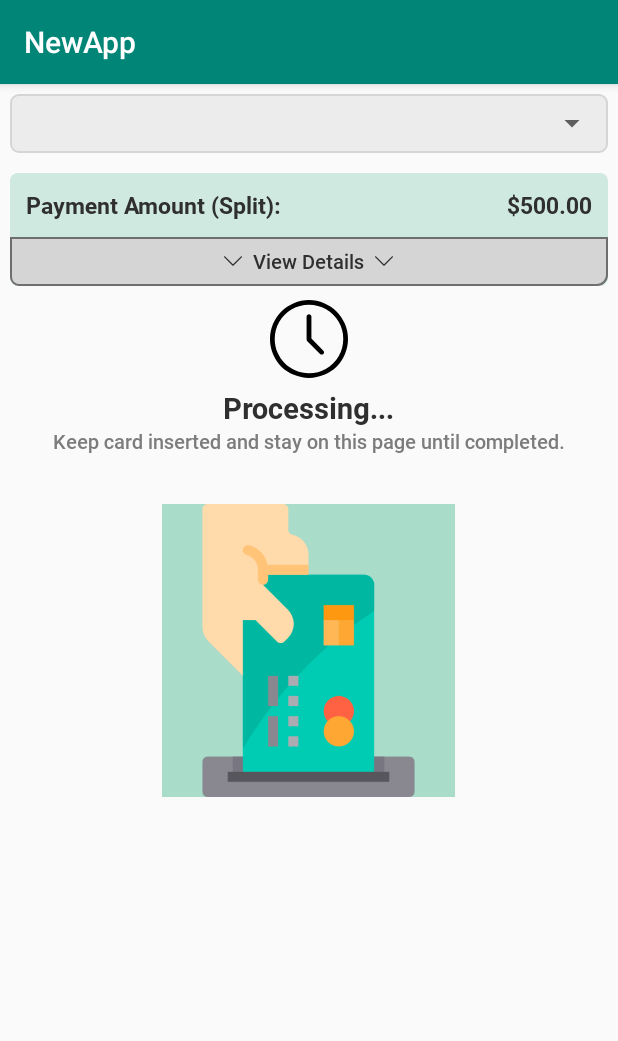
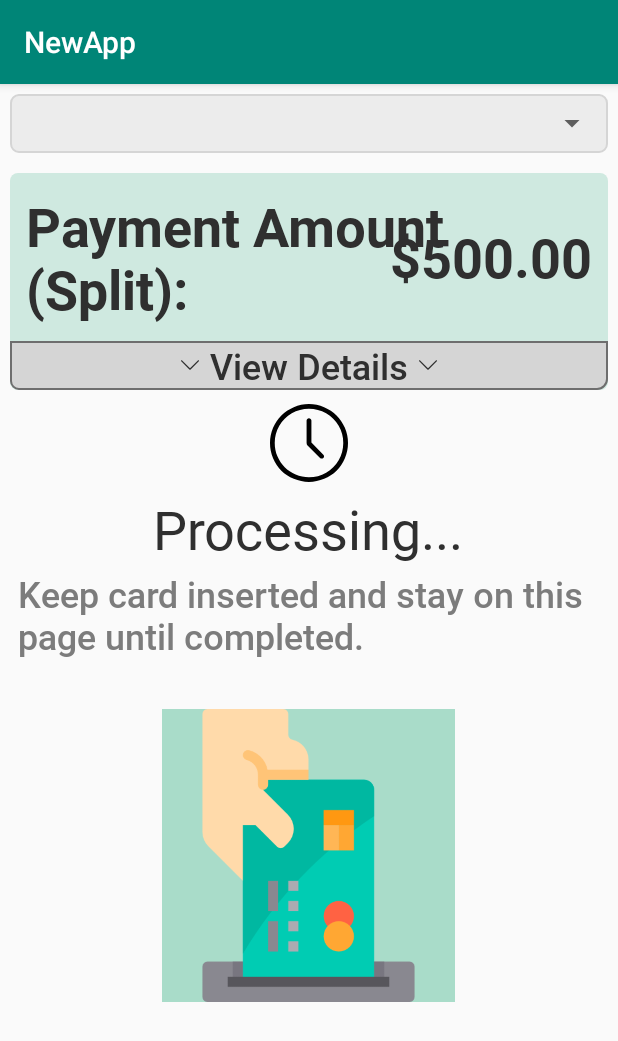
Before and after one commit to GondaSridhar007/NewPaymentApp, an Android app: the fragment SplitPaymentFragment placed in its activity, on a phone screen of 412 x 824 dp. Shown: the top 1041 px of the screen. Run offline under Robolectric (Android 15) with nearby library versions, the phone set to English and light mode, and no system bars; our stand-ins replace sdp/ssp sizes.

Commit message:
changes are done

```diff
--- a/app/src/main/res/layout/fragment_split_payment.xml
+++ b/app/src/main/res/layout/fragment_split_payment.xml
@@ -24,7 +24,7 @@
                 android:fontFamily="@font/roboto_bold"
                 android:text="Payment Amount (Split):"
                 android:textColor="#2F2F2F"
-                android:textSize="@dimen/_12sdp" />
+                android:textSize="36dp" />
 
             <TextView
                 android:layout_width="wrap_content"
@@ -35,7 +35,7 @@
                 android:fontFamily="@font/roboto_bold"
                 android:text="$500.00"
                 android:textColor="#2F2F2F"
-                android:textSize="@dimen/_12sdp" />
+                android:textSize="36dp" />
         </RelativeLayout>
 
         <LinearLayout
@@ -64,10 +64,10 @@
                         android:layout_width="wrap_content"
                         android:layout_height="wrap_content"
                         android:layout_margin="@dimen/_5ssp"
-                        android:fontFamily="@font/roboto_medium"
+                        android:fontFamily="@font/roboto_regular"
                         android:text="Labor Charge"
                         android:textColor="#303030"
-                        android:textSize="@dimen/_9sdp" />
+                        android:textSize="24dp" />
                 </LinearLayout>
 
                 <LinearLayout
@@ -81,10 +81,10 @@
                         android:layout_width="wrap_content"
                         android:layout_height="wrap_content"
                         android:layout_margin="@dimen/_5ssp"
-                        android:fontFamily="@font/roboto_medium"
+                        android:fontFamily="@font/roboto_regular"
                         android:text="$218.00"
                         android:textColor="#303030"
-                        android:textSize="@dimen/_9sdp" />
+                        android:textSize="24dp" />
                 </LinearLayout>
             </LinearLayout>
 
@@ -105,10 +105,10 @@
                         android:layout_width="wrap_content"
                         android:layout_height="wrap_content"
                         android:layout_margin="@dimen/_5ssp"
-                        android:fontFamily="@font/roboto_medium"
+                        android:fontFamily="@font/roboto_regular"
                         android:text="Fuel Charge"
                         android:textColor="#303030"
-                        android:textSize="@dimen/_9sdp" />
+                        android:textSize="24dp" />
                 </LinearLayout>
 
                 <LinearLayout
@@ -122,10 +122,10 @@
                         android:layout_width="wrap_content"
                         android:layout_height="wrap_content"
                         android:layout_margin="@dimen/_5ssp"
-                        android:fontFamily="@font/roboto_medium"
+                        android:fontFamily="@font/roboto_regular"
                         android:text="$45.78"
                         android:textColor="#303030"
-                        android:textSize="@dimen/_9sdp" />
+                        android:textSize="24dp" />
                 </LinearLayout>
             </LinearLayout>
 
@@ -146,10 +146,10 @@
                         android:layout_width="wrap_content"
                         android:layout_height="wrap_content"
                         android:layout_margin="@dimen/_5ssp"
-                        android:fontFamily="@font/roboto_medium"
+                        android:fontFamily="@font/roboto_regular"
                         android:text="Travel Time Charge"
                         android:textColor="#303030"
-                        android:textSize="@dimen/_9sdp" />
+                        android:textSize="24dp" />
                 </LinearLayout>
 
                 <LinearLayout
@@ -163,10 +163,10 @@
                         android:layout_width="wrap_content"
                         android:layout_height="wrap_content"
                         android:layout_margin="@dimen/_5ssp"
-                        android:fontFamily="@font/roboto_medium"
+                        android:fontFamily="@font/roboto_regular"
                         android:text="$109.00"
                         android:textColor="#303030"
-                        android:textSize="@dimen/_9sdp" />
+                        android:textSize="24dp" />
                 </LinearLayout>
             </LinearLayout>
 
@@ -187,10 +187,10 @@
                         android:layout_width="wrap_content"
                         android:layout_height="wrap_content"
                         android:layout_margin="@dimen/_5ssp"
-                        android:fontFamily="@font/roboto_bold"
+                        android:fontFamily="@font/roboto_regular"
                         android:text="Total Charges"
                         android:textColor="#303030"
-                        android:textSize="@dimen/_9sdp" />
+                        android:textSize="24dp" />
                 </LinearLayout>
 
                 <LinearLayout
@@ -204,10 +204,10 @@
                         android:layout_width="wrap_content"
                         android:layout_height="wrap_content"
                         android:layout_margin="@dimen/_5ssp"
-                        android:fontFamily="@font/roboto_bold"
+                        android:fontFamily="@font/roboto_regular"
                         android:text="$372.78"
                         android:textColor="#303030"
-                        android:textSize="@dimen/_9sdp" />
+                        android:textSize="24dp" />
                 </LinearLayout>
             </LinearLayout>
 
@@ -235,10 +235,10 @@
                         android:layout_width="wrap_content"
                         android:layout_height="wrap_content"
                         android:layout_margin="@dimen/_5ssp"
-                        android:fontFamily="@font/roboto_medium"
+                        android:fontFamily="@font/roboto_bold"
                         android:text="Payment"
                         android:textColor="@color/colorMainTxt"
-                        android:textSize="@dimen/_9sdp" />
+                        android:textSize="24dp" />
                 </LinearLayout>
 
                 <LinearLayout
@@ -252,10 +252,10 @@
                         android:layout_width="wrap_content"
                         android:layout_height="wrap_content"
                         android:layout_margin="@dimen/_5ssp"
-                        android:fontFamily="@font/roboto_medium"
+                        android:fontFamily="@font/roboto_bold"
                         android:text="$100.00"
                         android:textColor="@color/colorMainTxt"
-                        android:textSize="@dimen/_9sdp" />
+                        android:textSize="24dp" />
                 </LinearLayout>
             </LinearLayout>
 
@@ -276,10 +276,10 @@
                         android:layout_width="wrap_content"
                         android:layout_height="wrap_content"
                         android:layout_margin="@dimen/_5ssp"
-                        android:fontFamily="@font/roboto_medium"
+                        android:fontFamily="@font/roboto_regular"
                         android:text="Discount"
                         android:textColor="#303030"
-                        android:textSize="@dimen/_9sdp" />
+                        android:textSize="24dp" />
                 </LinearLayout>
 
                 <LinearLayout
@@ -293,10 +293,10 @@
                         android:layout_width="wrap_content"
                         android:layout_height="wrap_content"
                         android:layout_margin="@dimen/_5ssp"
-                        android:fontFamily="@font/roboto_medium"
+                        android:fontFamily="@font/roboto_regular"
                         android:text="$0.00"
                         android:textColor="#303030"
-                        android:textSize="@dimen/_9sdp" />
+                        android:textSize="24dp" />
                 </LinearLayout>
             </LinearLayout>
 
@@ -320,7 +320,7 @@
                         android:fontFamily="@font/roboto_bold"
                         android:text="Balance Due"
                         android:textColor="#303030"
-                        android:textSize="@dimen/_9sdp" />
+                        android:textSize="24dp" />
                 </LinearLayout>
 
                 <LinearLayout
@@ -337,7 +337,7 @@
                         android:fontFamily="@font/roboto_bold"
                         android:text="$272.78"
                         android:textColor="#303030"
-                        android:textSize="@dimen/_9sdp" />
+                        android:textSize="24dp" />
                 </LinearLayout>
             </LinearLayout>
 
@@ -361,10 +361,10 @@
                         android:layout_width="wrap_content"
                         android:layout_height="wrap_content"
                         android:layout_margin="@dimen/_5ssp"
-                        android:fontFamily="@font/roboto_medium"
+                        android:fontFamily="@font/roboto_regular"
                         android:text="To Bill to CC"
                         android:textColor="#303030"
-                        android:textSize="@dimen/_9sdp" />
+                        android:textSize="24dp" />
                 </LinearLayout>
 
                 <LinearLayout
@@ -381,10 +381,10 @@
                         android:layout_width="wrap_content"
                         android:layout_height="wrap_content"
                         android:layout_margin="@dimen/_5ssp"
-                        android:fontFamily="@font/roboto_medium"
+                        android:fontFamily="@font/roboto_regular"
                         android:text="$100.00"
                         android:textColor="#303030"
-                        android:textSize="@dimen/_9sdp" />
+                        android:textSize="24dp" />
                 </LinearLayout>
             </LinearLayout>
         </LinearLayout>
@@ -413,7 +413,7 @@
                 android:fontFamily="@font/roboto_medium"
                 android:text="View Details"
                 android:textColor="#2F2F2F"
-                android:textSize="@dimen/_10sdp" />
+                android:textSize="24dp" />
 
             <ImageView
                 android:id="@+id/imaArrow2"
@@ -565,7 +565,8 @@
         android:layout_height="wrap_content"
         android:layout_margin="@dimen/_2ssp"
         android:gravity="center_horizontal"
-        android:orientation="vertical">
+        android:orientation="vertical"
+        android:visibility="gone">
 
         <ImageView
             android:layout_width="@dimen/_40sdp"
@@ -576,19 +577,22 @@
         <TextView
             android:layout_width="wrap_content"
             android:layout_height="wrap_content"
-            android:fontFamily="@font/roboto_bold"
+            android:fontFamily="@font/roboto_regular"
             android:text="Processing..."
             android:textColor="#2F2F2F"
-            android:textSize="@dimen/_15sdp" />
+            android:textSize="36dp" />
 
         <TextView
             android:layout_width="wrap_content"
             android:layout_height="wrap_content"
+            android:layout_marginStart="@dimen/_2ssp"
+            android:layout_marginTop="@dimen/_2ssp"
+            android:layout_marginEnd="@dimen/_2ssp"
             android:layout_marginBottom="@dimen/_20sdp"
             android:fontFamily="@font/roboto_medium"
             android:text="Keep card inserted and stay on this page until completed."
             android:textColor="#7C7C7C"
-            android:textSize="@dimen/_10sdp" />
+            android:textSize="24dp" />
 
         <LinearLayout
             android:layout_width="wrap_content"
```
Also changed, not shown: app/src/main/res/layout/fragment_payment_insert_card.xml (+113 -110 lines).
